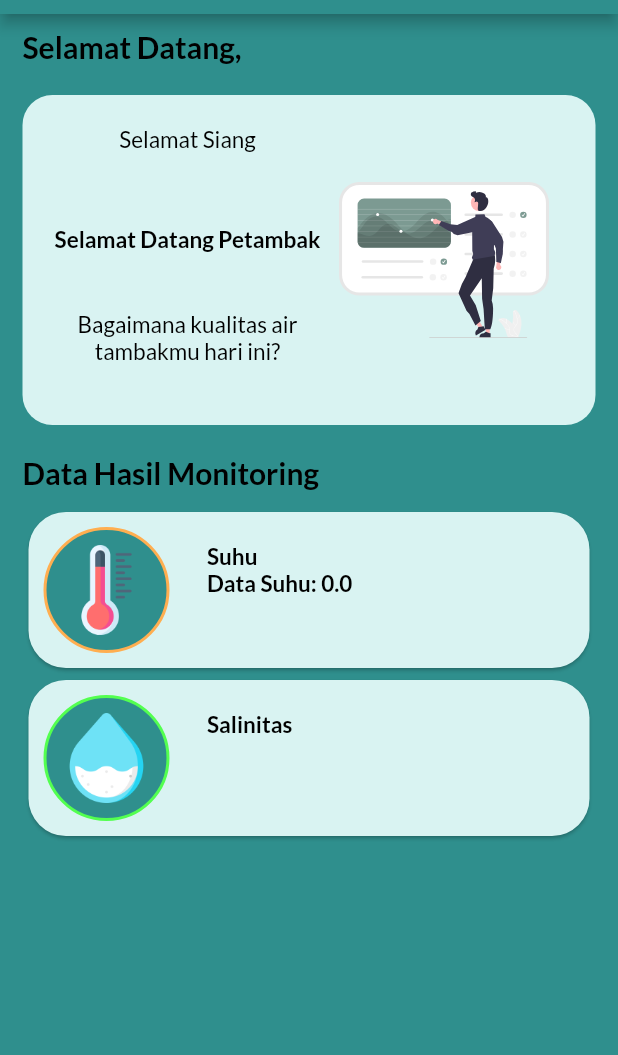
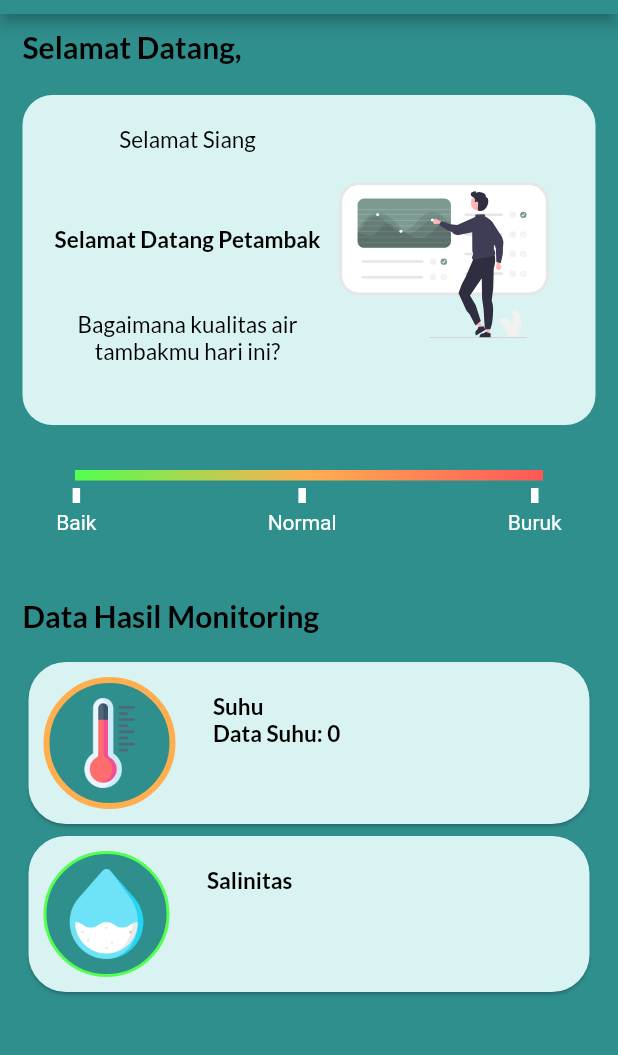
Before and after one commit to laurensiusyuda/Petani-Tambak, a Flutter app: the Dashboard screen opened directly, on a phone screen of 412 x 824 dp, the part 70-1125 px from its top. Run offline on Flutter 3.47's test engine with Material 2 defaults, Android fonts, the phone set to English and light mode, and no system bars; our stand-ins replace easy_splash_screen, equatable, firebase_auth, firebase_core, flutter_bloc, flutter_svg and 4 more; missing offline and left inert: mqtt_client; accounts and stored records are empty.

Commit message:
fix monitoring suhu

```diff
--- a/core/lib/presentasion/pages/dashboard.dart
+++ b/core/lib/presentasion/pages/dashboard.dart
@@ -1,4 +1,5 @@
 import 'package:auth/auth.dart';
+import 'package:core/presentasion/widget/buildindicator.dart';
 import 'package:utils/utils.dart';
 import 'package:flutter/material.dart';
 import 'package:google_fonts/google_fonts.dart';
@@ -99,7 +100,16 @@ class Dashboard extends StatelessWidget {
                 ),
                 const BuildDashboard(),
                 const SizedBox(
-                  height: 20,
+                  height: 30,
+                ),
+                Row(
+                  mainAxisAlignment: MainAxisAlignment.center,
+                  children: const [
+                    BuildIndicator(),
+                  ],
+                ),
+                const SizedBox(
+                  height: 5,
                 ),
                 Text(
                   'Data Hasil Monitoring',
@@ -111,11 +121,8 @@ class Dashboard extends StatelessWidget {
                     ),
                   ),
                 ),
-                Row(
-                  mainAxisAlignment: MainAxisAlignment.center,
-                ),
                 const SizedBox(
-                  height: 10,
+                  height: 15,
                 ),
                 ListView(
                   shrinkWrap: true,
--- a/core/lib/presentasion/widget/build_monitoringsuhu.dart
+++ b/core/lib/presentasion/widget/build_monitoringsuhu.dart
@@ -64,7 +64,7 @@ class _BuildMonitoringSuhuState extends State<BuildMonitoringSuhu> {
 
   @override
   Widget build(BuildContext context) {
-    double suhu = double.tryParse(mqttMsg ?? '') ?? 0.0;
+    int suhu = int.tryParse(mqttMsg ?? '') ?? 0;
     return InkWell(
       onTap: () {
         Navigator.pushNamed(context, '');
@@ -86,13 +86,13 @@ class _BuildMonitoringSuhuState extends State<BuildMonitoringSuhu> {
                   color: kMainColor,
                   border: Border.all(
                     color: suhu != null
-                        ? suhu > 30
+                        ? suhu >= 30
                             ? kRedColor
                             : suhu >= 25 && suhu <= 29
                                 ? kGreenColor
                                 : kYellowColor
                         : kYellowColor,
-                    width: 2.0,
+                    width: 4.0,
                   ),
                 ),
                 child: SizedBox.fromSize(
@@ -130,23 +130,12 @@ class _BuildMonitoringSuhuState extends State<BuildMonitoringSuhu> {
                                 fontWeight: FontWeight.bold,
                               ),
                             )
-                          : Container(
-                              child: lastMqttMsg != null
-                                  ? Text(
-                                      'Data Suhu: $suhu',
-                                      style: GoogleFonts.lato(
-                                        fontSize: 15,
-                                        color: Colors.black,
-                                        fontWeight: FontWeight.bold,
-                                      ),
-                                    )
                           : Text(
                               'Data Suhu : 27\u00b0',
                               style: GoogleFonts.lato(
                                 fontSize: 15,
                                 color: Colors.black,
                                 fontWeight: FontWeight.bold,
-                                      ),
                               ),
                             ),
                     ),
--- /dev/null
+++ b/core/lib/presentasion/widget/buildindicator.dart
@@ -0,0 +1,93 @@
+import 'package:flutter/material.dart';
+import 'package:utils/constant/constant.dart';
+
+class BuildIndicator extends StatelessWidget {
+  const BuildIndicator({super.key});
+
+  @override
+  Widget build(BuildContext context) {
+    return SizedBox(
+      height: 80,
+      child: Column(
+        children: [
+          Container(
+            width: MediaQuery.of(context).size.width - 100,
+            height: 7,
+            decoration: const BoxDecoration(
+              gradient: LinearGradient(
+                  begin: Alignment.centerLeft,
+                  end: Alignment.centerRight,
+                  colors: [kGreenColor, kYellowColor, kRedColor]),
+            ),
+          ),
+          const SizedBox(
+            height: 5.0,
+          ),
+          SizedBox(
+            width: MediaQuery.of(context).size.width - 75,
+            child: Row(
+              mainAxisAlignment: MainAxisAlignment.spaceBetween,
+              children: [
+                Flexible(
+                  child: Column(
+                    crossAxisAlignment: CrossAxisAlignment.center,
+                    children: [
+                      Container(
+                        width: 5,
+                        height: 10,
+                        decoration: const BoxDecoration(color: Colors.white),
+                      ),
+                      const SizedBox(
+                        height: 5.0,
+                      ),
+                      const Text(
+                        'Baik',
+                        style: TextStyle(color: Colors.white),
+                      )
+                    ],
+                  ),
+                ),
+                Flexible(
+                  child: Column(
+                    children: [
+                      Container(
+                        width: 5,
+                        height: 10,
+                        decoration: const BoxDecoration(color: Colors.white),
+                      ),
+                      const SizedBox(
+                        height: 5.0,
+                      ),
+                      const Text(
+                        'Normal',
+                        style: TextStyle(color: Colors.white),
+                      )
+                    ],
+                  ),
+                ),
+                Flexible(
+                  child: Column(
+                    children: [
+                      Container(
+                        width: 5,
+                        height: 10,
+                        decoration: const BoxDecoration(color: Colors.white),
+                      ),
+                      const SizedBox(
+                        height: 5.0,
+                      ),
+                      const Text(
+                        'Buruk',
+                        style: TextStyle(color: Colors.white),
+                      )
+                    ],
+                  ),
+                ),
+              ],
+            ),
+          ),
+        ],
+      ),
+    );
+  }
+}
```
Also changed, not shown: core/lib/presentasion/widget/mqtt_subsph.dart (deleted, +0 -66 lines), core/lib/presentasion/widget/mqtt_subssuhu.dart (deleted, +0 -95 lines). Lines whose indentation alone changed are shown as unchanged.
